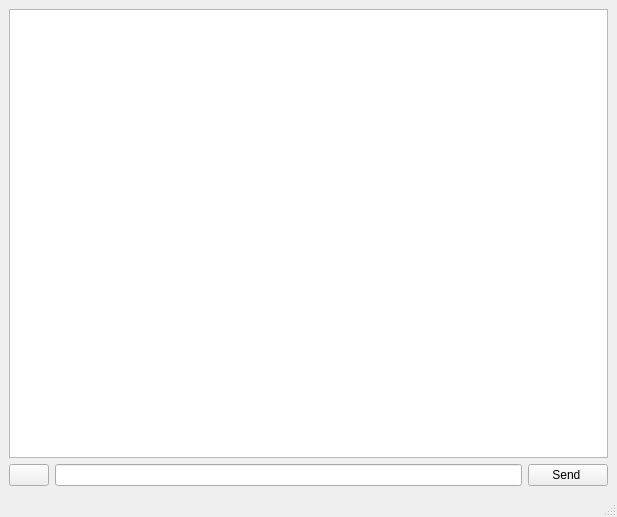
The window that mainwindow.ui (khangnpb/ChatPot) describes before a commit, drawn with Qt 5.
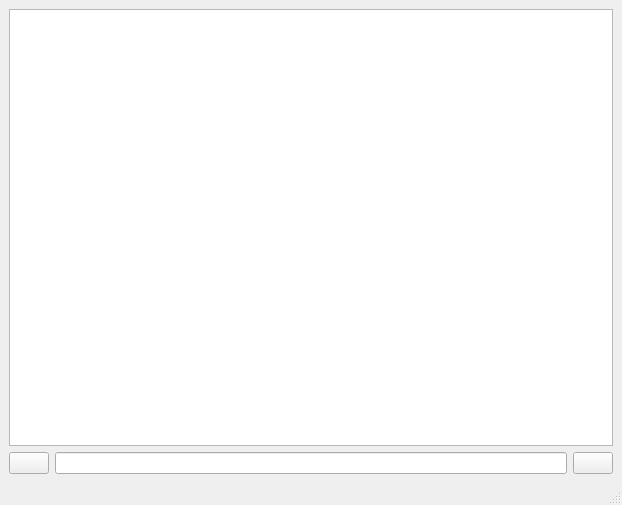
The same window after the commit. Icons and pictures are not drawn.

Diff of the .ui file:
```diff
--- a/mainwindow.ui
+++ b/mainwindow.ui
@@ -6,24 +6,51 @@
    <rect>
     <x>0</x>
     <y>0</y>
-    <width>617</width>
-    <height>517</height>
+    <width>622</width>
+    <height>505</height>
    </rect>
   </property>
   <property name="windowTitle">
    <string>MainWindow</string>
   </property>
+  <property name="windowOpacity">
+   <double>1.000000000000000</double>
+  </property>
+  <property name="styleSheet">
+   <string notr="true">border-image: url(:/image/R-Cyan.jpg);</string>
+  </property>
   <widget class="QWidget" name="centralwidget">
    <layout class="QVBoxLayout" name="verticalLayout_2">
     <item>
      <layout class="QVBoxLayout" name="verticalLayout">
       <item>
-       <widget class="QTextEdit" name="text_edit_"/>
+       <widget class="QTextEdit" name="text_edit_">
+        <property name="autoFillBackground">
+         <bool>true</bool>
+        </property>
+        <property name="styleSheet">
+         <string notr="true">font: 12pt &quot;Times New Roman&quot;;
+border-image: url(:/image/Border.png);</string>
+        </property>
+        <property name="html">
+         <string>&lt;!DOCTYPE HTML PUBLIC &quot;-//W3C//DTD HTML 4.0//EN&quot; &quot;http://www.w3.org/TR/REC-html40/strict.dtd&quot;&gt;
+&lt;html&gt;&lt;head&gt;&lt;meta name=&quot;qrichtext&quot; content=&quot;1&quot; /&gt;&lt;meta charset=&quot;utf-8&quot; /&gt;&lt;style type=&quot;text/css&quot;&gt;
+p, li { white-space: pre-wrap; }
+hr { height: 1px; border-width: 0; }
+li.unchecked::marker { content: &quot;\2610&quot;; }
+li.checked::marker { content: &quot;\2612&quot;; }
+&lt;/style&gt;&lt;/head&gt;&lt;body style=&quot; font-family:'Times New Roman'; font-size:12pt; font-weight:400; font-style:normal;&quot;&gt;
+&lt;p style=&quot;-qt-paragraph-type:empty; margin-top:0px; margin-bottom:0px; margin-left:0px; margin-right:0px; -qt-block-indent:0; text-indent:0px;&quot;&gt;&lt;br /&gt;&lt;/p&gt;&lt;/body&gt;&lt;/html&gt;</string>
+        </property>
+       </widget>
       </item>
       <item>
        <layout class="QHBoxLayout" name="horizontalLayout">
         <item>
          <widget class="QPushButton" name="clean_button">
+          <property name="styleSheet">
+           <string notr="true">border-image: url(:/image/R.jpg);</string>
+          </property>
           <property name="text">
            <string/>
           </property>
@@ -31,6 +58,10 @@
         </item>
         <item>
          <widget class="QLineEdit" name="line_edit">
+          <property name="styleSheet">
+           <string notr="true">border-image: url(:/image/TextBrowser.png);
+font: 12pt &quot;Times New Roman&quot;;</string>
+          </property>
           <property name="text">
            <string/>
           </property>
@@ -44,8 +75,11 @@
             <verstretch>0</verstretch>
            </sizepolicy>
           </property>
+          <property name="styleSheet">
+           <string notr="true">border-image: url(:/image/R.jpg);</string>
+          </property>
           <property name="text">
-           <string>Send </string>
+           <string/>
           </property>
          </widget>
         </item>
```
Left out of the diff: 4 changed lines with no effect on the pictures.
